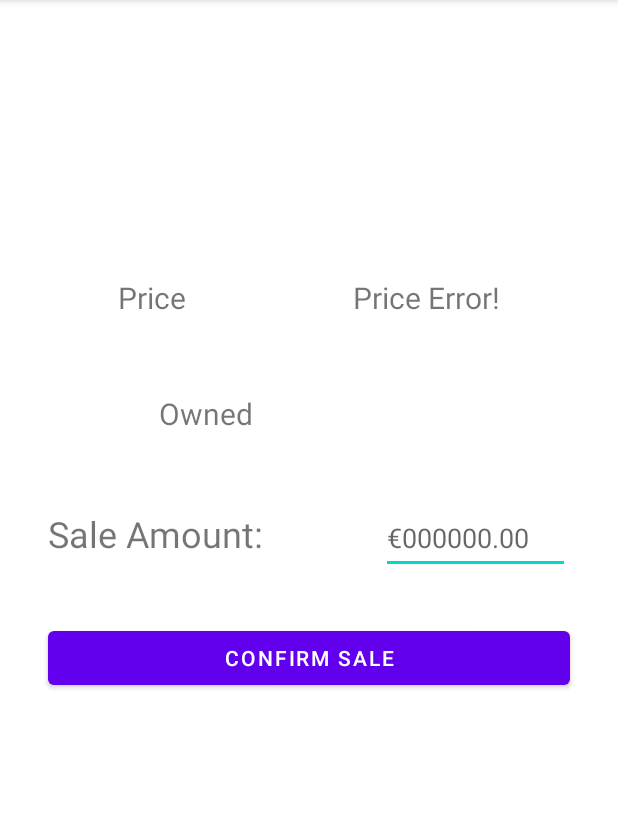
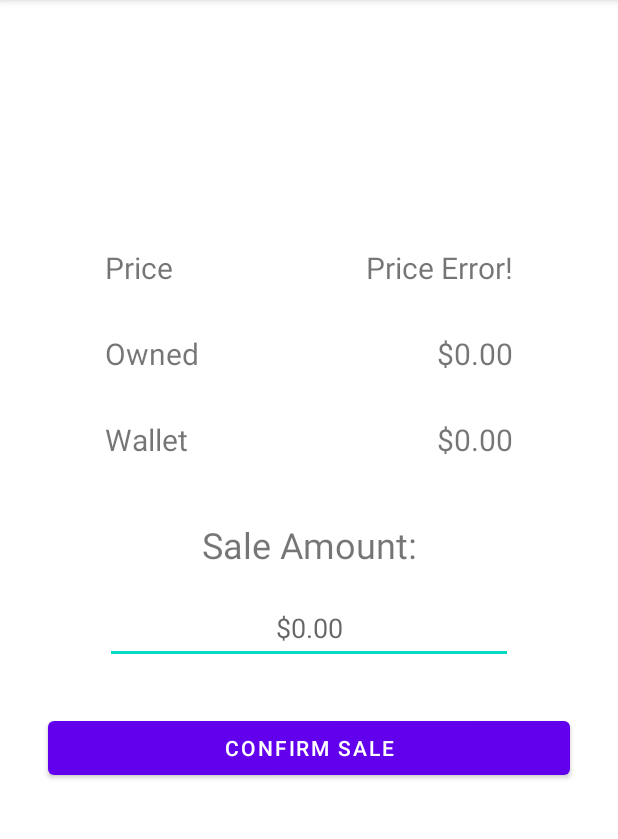
Before and after one commit to CianHerlo/group-project-y3, an Android app: the Sell screen opened directly, with no data from a screen before it, on a phone screen of 412 x 824 dp, the part 84-923 px from its top. Run offline under Robolectric (Android 15) with nearby library versions, the phone set to English and light mode, and no system bars; our stand-ins replace Firebase (no records; nobody signed in at launch, a user with empty details on screens opened directly); 1 statement that could not run was skipped.

Commit message:
Sell page updated to match functionality of Buy Activity

```diff
--- a/app/src/main/java/com/example/group_project/ui/buy/Buy.java
+++ b/app/src/main/java/com/example/group_project/ui/buy/Buy.java
@@ -47,7 +47,6 @@ public class Buy extends AppCompatActivity {
 
         Intent intent = getIntent();
         String trade_name = intent.getStringExtra("Trade_Name");
-        String owned = intent.getStringExtra("Owned");
 
         firestore = FirebaseFirestore.getInstance();
         FirebaseUser logged_user = FirebaseAuth.getInstance().getCurrentUser();
--- a/app/src/main/java/com/example/group_project/ui/sell/Sell.java
+++ b/app/src/main/java/com/example/group_project/ui/sell/Sell.java
@@ -1,7 +1,10 @@
 package com.example.group_project.ui.sell;
+
+import static android.content.ContentValues.TAG;
 
 import android.content.Intent;
 import android.os.Bundle;
+import android.util.Log;
 import android.widget.Button;
 import android.widget.EditText;
 import android.widget.TextView;
@@ -10,11 +13,22 @@ import androidx.appcompat.app.AppCompatActivity;
 
 import com.example.group_project.MainActivity;
 import com.example.group_project.R;
+import com.google.firebase.auth.FirebaseAuth;
+import com.google.firebase.auth.FirebaseUser;
+import com.google.firebase.firestore.CollectionReference;
+import com.google.firebase.firestore.DocumentSnapshot;
+import com.google.firebase.firestore.FirebaseFirestore;
+import com.google.firebase.firestore.Query;
+
+import java.util.Map;
+import java.util.Objects;
 
 public class Sell extends AppCompatActivity {
 
+    FirebaseFirestore firestore;
+    Map<String, Object> userInfo;
     EditText sellAmountInputQty;
-    TextView balanceAmountText, sellTitle, currentPrice;
+    TextView balanceAmountText, sellTitle, currentPrice, walletFundsSell;
     Button sellBTN;
 
     @Override
@@ -24,16 +38,39 @@ public class Sell extends AppCompatActivity {
 
         sellAmountInputQty = findViewById(R.id.sellAmountInputQty);
         balanceAmountText = findViewById(R.id.balanceAmountText);
+        walletFundsSell = findViewById(R.id.walletFundsSell);
         currentPrice = findViewById(R.id.price);
         sellTitle = findViewById(R.id.sellTitle);
         sellBTN = findViewById(R.id.confirmSaleBtn);
 
         Intent intent = getIntent();
         String trade_name = intent.getStringExtra("Trade_Name");
-        String owned = intent.getStringExtra("Owned");
+
+        firestore = FirebaseFirestore.getInstance();
+        FirebaseUser logged_user = FirebaseAuth.getInstance().getCurrentUser();
+
+        CollectionReference customerWalletsRef = firestore.collection("customer_wallets");
+        assert logged_user != null;
+        Query query = customerWalletsRef.whereEqualTo("Email", logged_user.getEmail());
+        query.get().addOnCompleteListener(task -> {
+            if (task.isSuccessful()) {
+                // task was successful, now you can iterate over the documents in the query snapshot
+                for (DocumentSnapshot doc : task.getResult()) {
+                    if (Objects.equals(doc.get("Email"), logged_user.getEmail())) {
+                        // found the matching document
+                        userInfo = doc.getData();
+                        assert userInfo != null;
+                        balanceAmountText.setText("$"+(String) userInfo.get(trade_name));
+                        walletFundsSell.setText("$"+userInfo.get("Wallet").toString());
+                    }
+                }
+            } else {
+                // task was not successful, handle the error
+                Log.w(TAG, "Error with query");
+            }
+        });
 
         sellTitle.setText(trade_name);
-        balanceAmountText.setText(owned);
 
         switch (trade_name) {
             case "Adobe":
--- a/app/src/main/res/layout/activity_sell.xml
+++ b/app/src/main/res/layout/activity_sell.xml
@@ -40,66 +40,88 @@
                 android:id="@+id/balanceAmountText"
                 android:layout_width="wrap_content"
                 android:layout_height="wrap_content"
-                android:layout_marginStart="32dp"
-                android:layout_marginTop="50dp"
-                android:text="€000000.00"
+                android:layout_marginTop="30dp"
+                android:layout_marginEnd="70dp"
+                android:text="$0.00"
                 android:textAlignment="center"
                 android:textSize="20sp"
                 app:layout_constraintEnd_toEndOf="parent"
-                app:layout_constraintHorizontal_bias="0.5"
-                app:layout_constraintStart_toEndOf="@+id/balanceLabel"
                 app:layout_constraintTop_toBottomOf="@+id/price" />
+
+            <TextView
+                android:id="@+id/walletFundsSell"
+                android:layout_width="wrap_content"
+                android:layout_height="wrap_content"
+                android:layout_marginTop="30dp"
+                android:layout_marginEnd="70dp"
+                android:text="$0.00"
+                android:textAlignment="center"
+                android:textSize="20sp"
+                app:layout_constraintEnd_toEndOf="parent"
+                app:layout_constraintTop_toBottomOf="@+id/balanceAmountText" />
 
             <TextView
                 android:id="@+id/price"
                 android:layout_width="wrap_content"
                 android:layout_height="wrap_content"
-                android:layout_marginStart="32dp"
-                android:layout_marginTop="50dp"
-                android:text="€000000.00"
+                android:layout_marginTop="30dp"
+                android:layout_marginEnd="70dp"
+                android:text="$0.00"
                 android:textAlignment="center"
                 android:textSize="20sp"
                 app:layout_constraintEnd_toEndOf="parent"
-                app:layout_constraintHorizontal_bias="0.5"
-                app:layout_constraintStart_toEndOf="@+id/priceLabel"
                 app:layout_constraintTop_toBottomOf="@+id/sellTitle" />
 
             <TextView
                 android:id="@+id/balanceLabel"
                 android:layout_width="wrap_content"
                 android:layout_height="wrap_content"
-                android:layout_marginTop="50dp"
+                android:layout_marginStart="70dp"
+                android:layout_marginTop="30dp"
                 android:text="Owned"
                 android:textAlignment="center"
                 android:textSize="20sp"
-                app:layout_constraintEnd_toStartOf="@+id/balanceAmountText"
-                app:layout_constraintHorizontal_bias="0.5"
                 app:layout_constraintStart_toStartOf="parent"
                 app:layout_constraintTop_toBottomOf="@+id/priceLabel" />
+
+            <TextView
+                android:id="@+id/balanceLabel2"
+                android:layout_width="wrap_content"
+                android:layout_height="wrap_content"
+                android:layout_marginStart="70dp"
+                android:layout_marginTop="30dp"
+                android:text="Wallet"
+                android:textAlignment="center"
+                android:textSize="20sp"
+                app:layout_constraintStart_toStartOf="parent"
+                app:layout_constraintTop_toBottomOf="@+id/balanceLabel" />
 
             <TextView
                 android:id="@+id/priceLabel"
                 android:layout_width="wrap_content"
                 android:layout_height="wrap_content"
-                android:layout_marginTop="50dp"
+                android:layout_marginStart="70dp"
+                android:layout_marginTop="30dp"
                 android:text="Price"
                 android:textAlignment="center"
                 android:textSize="20sp"
-                app:layout_constraintEnd_toStartOf="@+id/price"
-                app:layout_constraintHorizontal_bias="0.5"
                 app:layout_constraintStart_toStartOf="parent"
                 app:layout_constraintTop_toBottomOf="@+id/sellTitle" />
 
             <TextView
                 android:id="@+id/saleAmountLabel"
-                android:layout_width="wrap_content"
+                android:layout_width="0dp"
                 android:layout_height="wrap_content"
-                android:layout_marginStart="32dp"
-                android:layout_marginTop="50dp"
+                android:layout_marginStart="70dp"
+                android:layout_marginTop="40dp"
+                android:layout_marginEnd="70dp"
                 android:text="Sale Amount:"
+                android:textAlignment="center"
                 android:textSize="24sp"
+                app:layout_constraintEnd_toEndOf="parent"
+                app:layout_constraintHorizontal_bias="0.0"
                 app:layout_constraintStart_toStartOf="parent"
-                app:layout_constraintTop_toBottomOf="@+id/balanceLabel" />
+                app:layout_constraintTop_toBottomOf="@+id/balanceLabel2" />
 
             <Button
                 android:id="@+id/confirmSaleBtn"
@@ -116,14 +138,18 @@
 
             <EditText
                 android:id="@+id/sellAmountInputQty"
-                android:layout_width="126dp"
+                android:layout_width="0dp"
                 android:layout_height="48dp"
-                android:layout_marginEnd="32dp"
+                android:layout_marginStart="70dp"
+                android:layout_marginTop="15dp"
+                android:layout_marginEnd="70dp"
                 android:ems="10"
-                android:hint="€000000.00"
+                android:hint="$0.00"
                 android:inputType="numberDecimal"
-                app:layout_constraintBaseline_toBaselineOf="@+id/saleAmountLabel"
-                app:layout_constraintEnd_toEndOf="parent" />
+                android:textAlignment="center"
+                app:layout_constraintEnd_toEndOf="parent"
+                app:layout_constraintStart_toStartOf="parent"
+                app:layout_constraintTop_toBottomOf="@+id/saleAmountLabel" />
 
         </androidx.constraintlayout.widget.ConstraintLayout>
     </ScrollView>
```
